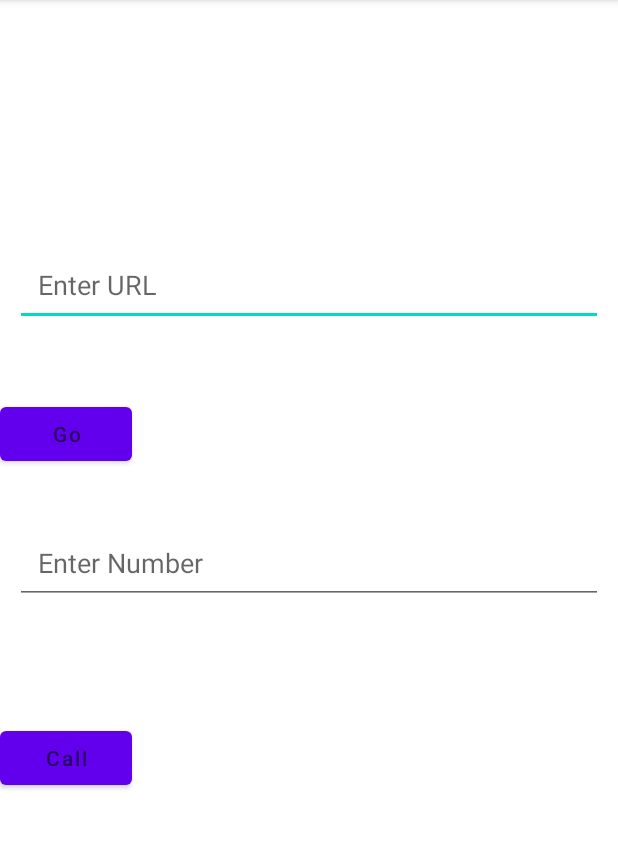
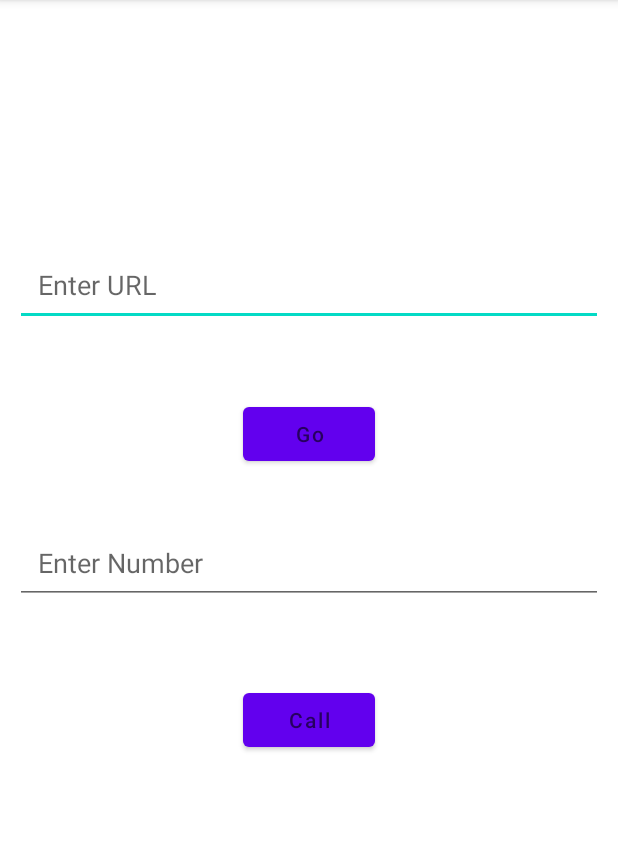
Before and after one commit to ayadav1995/intentApp, an Android app: the screen it shows after launch (MainActivity), on a phone screen of 412 x 824 dp, the part 84-933 px from its top. Run offline under Robolectric (Android 15) with nearby library versions, the phone set to English and light mode, and no system bars.

Commit message:
UI changes

```diff
--- a/app/src/main/res/layout/activity_main.xml
+++ b/app/src/main/res/layout/activity_main.xml
@@ -26,9 +26,10 @@
         android:layout_marginTop="41dp"
         android:hint="Go"
         app:layout_constraintBottom_toBottomOf="parent"
+        app:layout_constraintEnd_toEndOf="parent"
+        app:layout_constraintStart_toStartOf="parent"
         app:layout_constraintTop_toBottomOf="@+id/url"
-        app:layout_constraintVertical_bias="0.015"
-        tools:layout_editor_absoluteX="152dp" />
+        app:layout_constraintVertical_bias="0.015" />
     <!--        tools:ignore="MissingConstraints" />-->
 
     <EditText
@@ -52,9 +53,10 @@
         android:layout_marginTop="46dp"
         android:hint="Call"
         app:layout_constraintBottom_toBottomOf="parent"
+        app:layout_constraintEnd_toEndOf="parent"
+        app:layout_constraintStart_toStartOf="parent"
         app:layout_constraintTop_toBottomOf="@+id/number"
-        app:layout_constraintVertical_bias="0.12"
-        tools:layout_editor_absoluteX="152dp" />
+        app:layout_constraintVertical_bias="0.027" />
 
 
 </androidx.constraintlayout.widget.ConstraintLayout>
```
